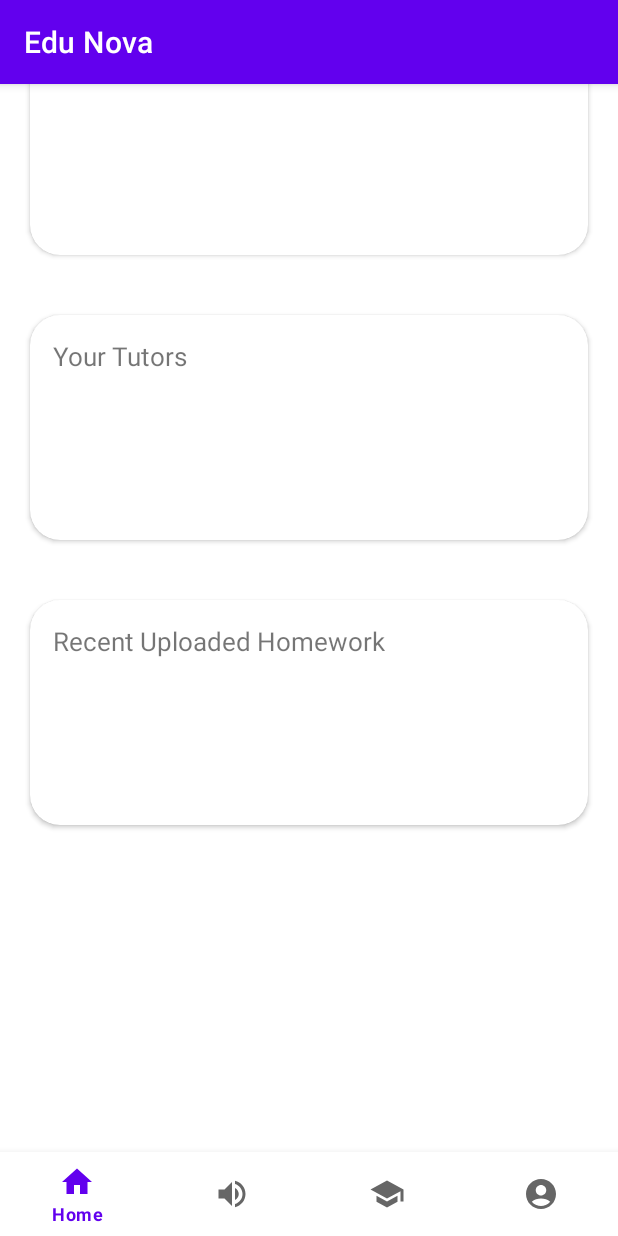
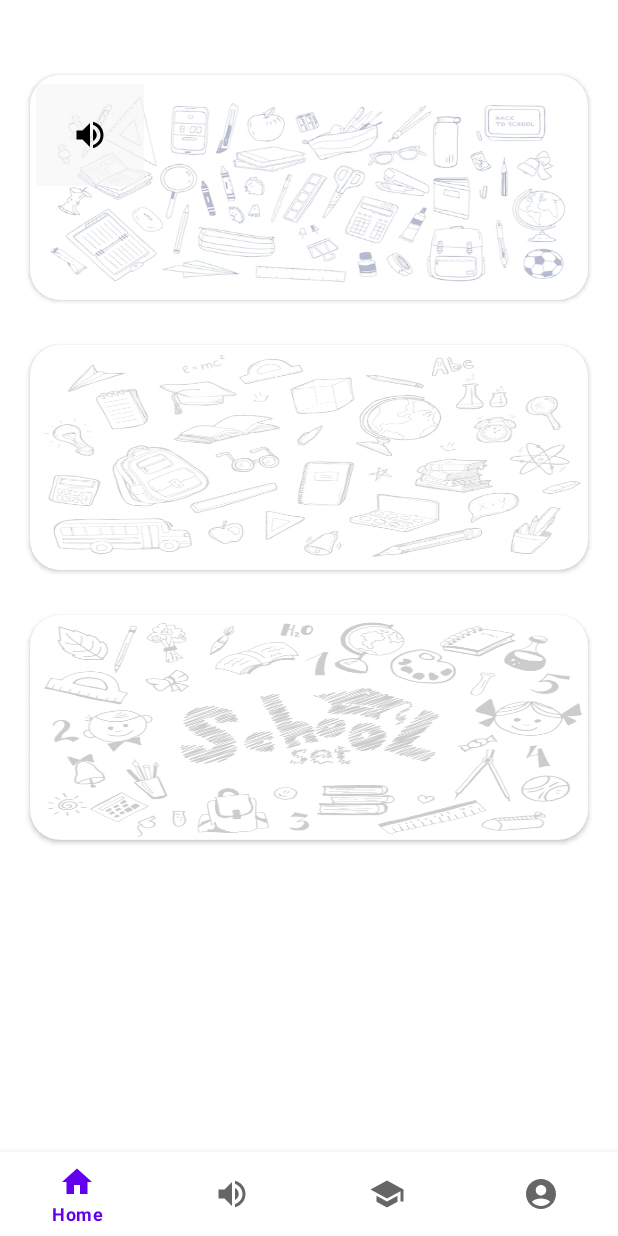
Before and after one commit to tutionmanagement/TMSStudent, an Android app: the DashboardActivity screen opened directly, with no data from a screen before it, on a phone screen of 412 x 824 dp. Run offline under Robolectric (Android 15) with nearby library versions, the phone set to English and light mode, and no system bars; our stand-ins replace data binding.

Commit message:
Add cards in home screen.(Rajvi).

```diff
--- a/app/src/main/java/com/example/tms/DashboardActivity.java
+++ b/app/src/main/java/com/example/tms/DashboardActivity.java
@@ -20,6 +20,7 @@ public class DashboardActivity extends AppCompatActivity {
         binding=ActivityDashboardBinding.inflate(getLayoutInflater());
         setContentView(binding.getRoot());
         replaceFragment(new HomeFragment());
+        getSupportActionBar().hide();
 
         binding.bottomNavigationView.setOnItemSelectedListener(item -> {
 
--- a/app/src/main/res/layout/activity_dashboard.xml
+++ b/app/src/main/res/layout/activity_dashboard.xml
@@ -16,9 +16,7 @@
         android:layout_height="match_parent"
         app:layout_constraintBottom_toTopOf="@+id/bottomNavigationView"
         app:layout_constraintEnd_toEndOf="parent"
-        app:layout_constraintStart_toStartOf="parent">
-
-    </FrameLayout>
+        app:layout_constraintStart_toStartOf="parent"/>
 
     <com.google.android.material.bottomnavigation.BottomNavigationView
         android:id="@+id/bottomNavigationView"
--- a/app/src/main/res/layout/fragment_home.xml
+++ b/app/src/main/res/layout/fragment_home.xml
@@ -4,6 +4,7 @@
     xmlns:tools="http://schemas.android.com/tools"
     android:layout_width="match_parent"
     android:layout_height="match_parent"
+    android:background="#FFFFFF"
     tools:context=".HomeFragment">
 
     <ScrollView
@@ -16,11 +17,55 @@
             android:layout_height="match_parent">
 
             <androidx.cardview.widget.CardView
-            android:id="@+id/cdStudents"
+                android:id="@+id/cd3"
+                android:layout_width="match_parent"
+                android:layout_height="150dp"
+                android:layout_marginStart="20dp"
+                android:layout_marginTop="30dp"
+                android:layout_marginEnd="20dp"
+                android:layout_marginBottom="30dp"
+                app:cardCornerRadius="20dp"
+                app:layout_constraintBottom_toBottomOf="parent"
+                app:layout_constraintEnd_toEndOf="parent"
+                app:layout_constraintStart_toStartOf="parent"
+                app:layout_constraintTop_toBottomOf="@+id/cd2">
+
+                <ImageView
+                    android:id="@+id/imageView7"
+                    android:layout_width="wrap_content"
+                    android:layout_height="wrap_content"
+                    android:alpha="0.2"
+                    android:scaleType="fitXY"
+                    android:src="@mipmap/img3medium" />
+            </androidx.cardview.widget.CardView>
+
+            <androidx.cardview.widget.CardView
+                android:id="@+id/cd2"
+                android:layout_width="match_parent"
+                android:layout_height="150dp"
+                android:layout_marginStart="20dp"
+                android:layout_marginTop="30dp"
+                android:layout_marginEnd="20dp"
+                app:cardCornerRadius="20dp"
+                app:layout_constraintEnd_toEndOf="parent"
+                app:layout_constraintStart_toStartOf="parent"
+                app:layout_constraintTop_toBottomOf="@+id/cd1">
+
+                <ImageView
+                    android:id="@+id/imageView6"
+                    android:layout_width="wrap_content"
+                    android:layout_height="wrap_content"
+                    android:alpha="0.2"
+                    android:scaleType="fitXY"
+                    android:src="@mipmap/img2medium" />
+            </androidx.cardview.widget.CardView>
+
+            <androidx.cardview.widget.CardView
+                android:id="@+id/cd1"
                 android:layout_width="0dp"
                 android:layout_height="150dp"
                 android:layout_marginStart="20dp"
-            android:layout_marginTop="20dp"
+                android:layout_marginTop="50dp"
                 android:layout_marginEnd="20dp"
                 android:clickable="true"
                 app:cardCornerRadius="20dp"
@@ -29,65 +74,22 @@
                 app:layout_constraintStart_toStartOf="parent"
                 app:layout_constraintTop_toTopOf="parent">
 
-            <TextView
-                android:id="@+id/textView7"
-                android:layout_width="wrap_content"
-                android:layout_height="wrap_content"
-                android:layout_marginStart="15dp"
-                android:layout_marginTop="15dp"
-                android:text="Your Students"
-                android:textSize="17sp" />
+                <ImageView
+                    android:id="@+id/imageView5"
+                    android:layout_width="match_parent"
+                    android:layout_height="match_parent"
+                    android:alpha="0.3"
+                    android:scaleType="fitXY"
+                    android:src="@mipmap/imgmedium" />
+
+                <ImageButton
+                    android:id="@+id/imageButton"
+                    android:layout_width="80dp"
+                    android:layout_height="80dp"
+                    android:backgroundTint="#9AF6F5F5"
+                    android:src="@drawable/baseline_announcement_24" />
             </androidx.cardview.widget.CardView>
 
-        <androidx.cardview.widget.CardView
-            android:id="@+id/cdTutors"
-            android:layout_width="0dp"
-            android:layout_height="150dp"
-            android:layout_marginStart="20dp"
-            android:layout_marginTop="40dp"
-            android:layout_marginEnd="20dp"
-            android:clickable="true"
-            app:cardCornerRadius="20dp"
-            app:layout_constraintEnd_toEndOf="parent"
-            app:layout_constraintHorizontal_bias="0.0"
-            app:layout_constraintStart_toStartOf="parent"
-            app:layout_constraintTop_toBottomOf="@+id/cdStudents">
-
-            <TextView
-                android:id="@+id/textView7"
-                android:layout_width="wrap_content"
-                android:layout_height="wrap_content"
-                android:layout_marginStart="15dp"
-                android:layout_marginTop="15dp"
-                android:text="Your Tutors"
-                android:textSize="17sp" />
-        </androidx.cardview.widget.CardView>
-
-        <androidx.cardview.widget.CardView
-            android:id="@+id/cdHw"
-            android:layout_width="0dp"
-            android:layout_height="150dp"
-            android:layout_marginStart="20dp"
-            android:layout_marginTop="40dp"
-            android:layout_marginEnd="20dp"
-            android:layout_marginBottom="10dp"
-            android:clickable="true"
-            app:cardCornerRadius="20dp"
-            app:layout_constraintBottom_toBottomOf="parent"
-            app:layout_constraintEnd_toEndOf="parent"
-            app:layout_constraintHorizontal_bias="0.0"
-            app:layout_constraintStart_toStartOf="parent"
-            app:layout_constraintTop_toBottomOf="@+id/cdTutors">
-
-            <TextView
-                android:id="@+id/textView7"
-                android:layout_width="wrap_content"
-                android:layout_height="wrap_content"
-                android:layout_marginStart="15dp"
-                android:layout_marginTop="15dp"
-                android:text="Recent Uploaded Homework"
-                android:textSize="17sp" />
-        </androidx.cardview.widget.CardView>
         </androidx.constraintlayout.widget.ConstraintLayout>
     </ScrollView>
 </FrameLayout>
```
Also changed, not shown: app/src/main/res/mipmap-hdpi/img2medium.png (added), app/src/main/res/mipmap-hdpi/img3medium.png (added), app/src/main/res/mipmap-hdpi/imgmedium.png (added). Lines whose indentation alone changed are shown as unchanged.
